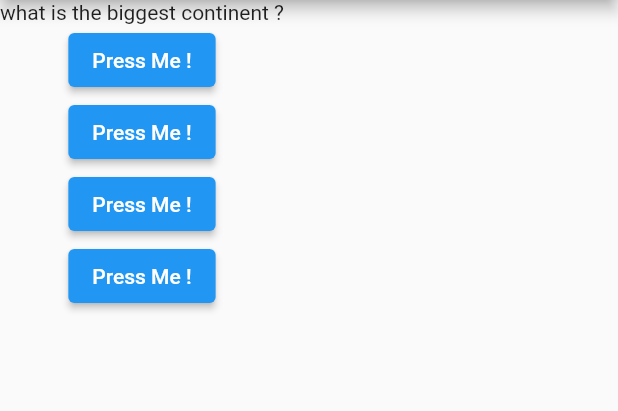
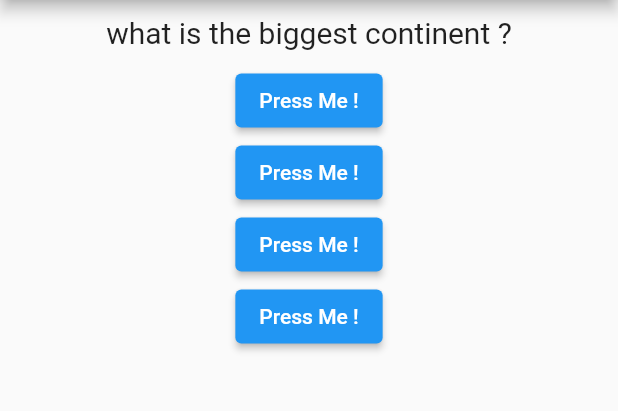
Before and after one commit to Monirith-huot/quiz_app, a Flutter app: the screen it shows after launch, on a phone screen of 412 x 824 dp, the part 84-495 px from its top. Run offline on Flutter 3.47's test engine with Material 2 defaults, Android fonts, the phone set to English and light mode, and no system bars.

Commit message:
add reset button

```diff
--- a/lib/main.dart
+++ b/lib/main.dart
@@ -1,4 +1,5 @@
 import 'package:flutter/material.dart';
+import './question.dart';
 
 void main() => runApp(MyApp());
 
@@ -9,11 +10,26 @@
 
 class _MyAppState extends State<MyApp> {
   final _questions = [
-    "what is the biggest continent ?",
-    "What does “www” stand for in a website browser ?",
-    "What is the capital city of Cambodia ? ",
-    "What is the name of the largest ocean on earth?",
-    "What year was the very first model of the iPhone released ?",
+    {
+      "questionText": "what is the biggest continent ?",
+      "answers": ["Asia", "Africa", "South Africa", "Eurrope"],
+    },
+    {
+      "questionText": "What does “www” stand for in a website browser ?",
+      "answers": ["Asia", "Africa", "South Africa", "Eurrope"],
+    },
+    {
+      "questionText": "What is the capital city of Cambodia ? ",
+      "answers": ["Asia", "Africa", "South Africa", "Eurrope"],
+    },
+    {
+      "questionText": "What is the name of the largest ocean on earth?" ,
+      "answers": ["Asia", "Africa", "South Africa", "Eurrope"],
+    },
+    {
+      "questionText": "What year was the very first model of the iPhone released ?",
+      "answers": ["Asia", "Africa", "South Africa", "Eurrope"],
+    },
   ];
 
   var _questionsIndex = 0;
@@ -22,6 +38,13 @@
     setState(() {
       _questionsIndex += 1;
     });
+  }
+
+  void _resetState() {
+    setState(() {
+      _questionsIndex = 0;
+    });
+
   }
 
   @override
@@ -34,7 +57,7 @@
         body: _questionsIndex < _questions.length
             ? Column(
                 children: [
-                  Text(_questions[_questionsIndex]),
+                  Question(_questions[_questionsIndex]["questionText"] as String),
                   ElevatedButton(
                     onPressed: _answerQuestions,
                     child: Text("Press Me !"),
@@ -54,7 +77,15 @@
                 ],
               )
             : Center(
-                child: Text("You did it"),
+                child: Column(
+                  children: [
+                    Text("You did it"),
+                    ElevatedButton(
+                      child: Text("restart quiz"),
+                      onPressed: _resetState,
+                    ),
+                  ],
+                ),
               ),
       ),
     );
--- /dev/null
+++ b/lib/question.dart
@@ -0,0 +1,22 @@
+import 'package:flutter/material.dart';
+
+class Question extends StatelessWidget {
+
+  final String questionText;
+
+  Question(this.questionText);
+
+
+  @override
+  Widget build(BuildContext context) {
+    return Container(
+      width: double.infinity,
+      margin: EdgeInsets.all(10),
+      child: Text(
+        questionText,
+        style: TextStyle(fontSize: 20),
+        textAlign: TextAlign.center,
+      ),
+    );
+  }
+}
```
Also changed, not shown: lib/answer.dart (added).
